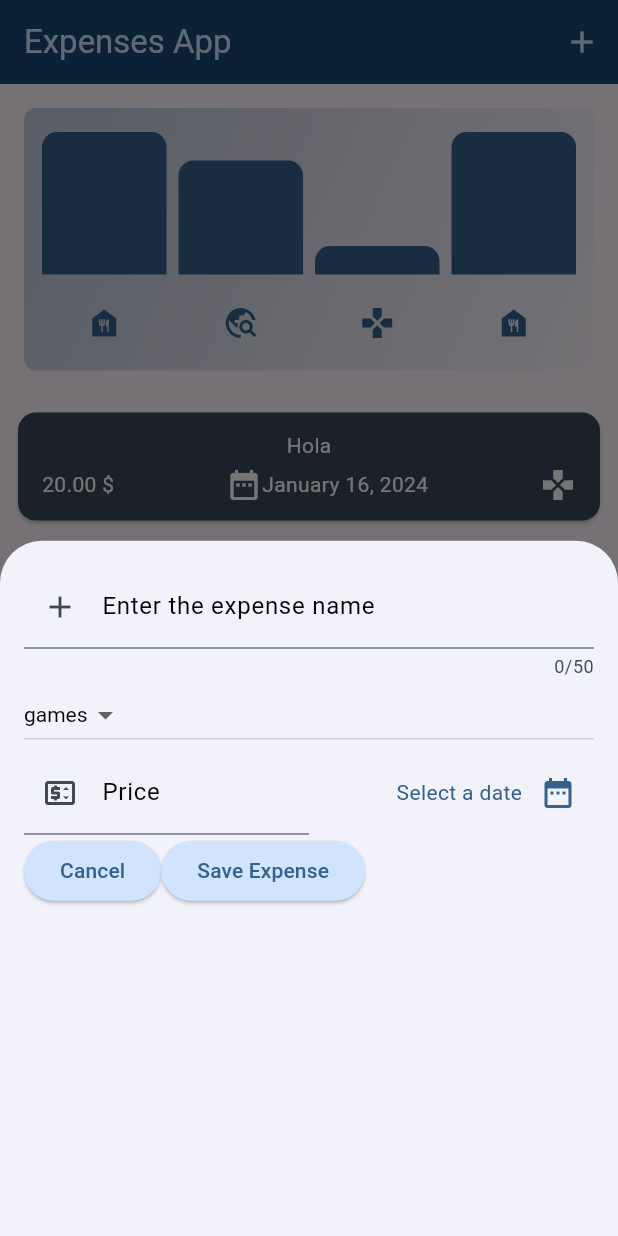
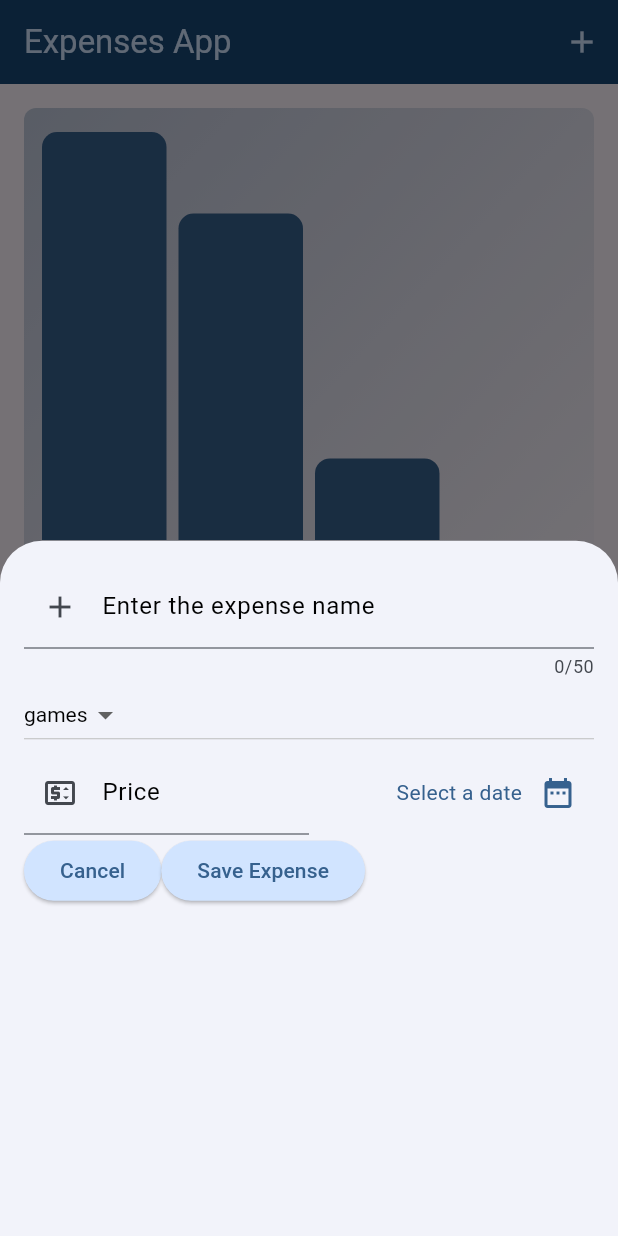
Before and after one commit to riahimedyassin/Expenses-App, a Flutter app: the screen it shows after launch, after a tap on the "add" icon, on a phone screen of 412 x 824 dp. Run offline on Flutter 3.47's test engine with Material 3 defaults, Android fonts, the phone set to English and light mode, and no system bars.

```diff
--- a/lib/add_expense.dart
+++ b/lib/add_expense.dart
@@ -32,6 +32,10 @@ class _AddExpenseState extends State<AddExpense> {
   @override
   Widget build(BuildContext context) {
     return SizedBox(
+      height: double.infinity,
+      width: double.infinity,
+      child: SingleChildScrollView(
+        child: SizedBox(
             height: 500,
             width: double.infinity,
             child: Padding(
@@ -181,6 +185,8 @@ class _AddExpenseState extends State<AddExpense> {
                   )
                 ],
               ),
-        ));
+            )),
+      ),
+    );
   }
 }
--- a/lib/chart/chart.dart
+++ b/lib/chart/chart.dart
@@ -11,7 +11,7 @@ class Chart extends StatelessWidget {
       ExpensePocket.forCategory(expenses, ExpenseCategory.food),
       ExpensePocket.forCategory(expenses, ExpenseCategory.travel),
       ExpensePocket.forCategory(expenses, ExpenseCategory.games),
-      ExpensePocket.forCategory(expenses, ExpenseCategory.food)
+      ExpensePocket.forCategory(expenses, ExpenseCategory.school)
     ];
   }
 
@@ -27,11 +27,13 @@ class Chart extends StatelessWidget {
   Widget build(BuildContext context) {
     final bool isDarkMode =
         MediaQuery.of(context).platformBrightness == Brightness.dark;
+    return LayoutBuilder(
+      builder: (context, constraints) {
         return Container(
           margin: const EdgeInsets.all(16),
           padding: const EdgeInsets.symmetric(vertical: 16, horizontal: 8),
           width: double.infinity,
-      height: 175,
+          height: constraints.maxHeight,
           decoration: BoxDecoration(
             borderRadius: BorderRadius.circular(8),
             gradient: LinearGradient(colors: [
@@ -45,17 +47,20 @@ class Chart extends StatelessWidget {
                 child: Row(
                   mainAxisAlignment: MainAxisAlignment.center,
                   crossAxisAlignment: CrossAxisAlignment.end,
-              children: [
-                for (final b in buckets)
-                  ChartBar(fill: b.totalExpenses / maxExpense)
-              ],
+                  children: buckets.isNotEmpty
+                      ? buckets
+                          .map((b) =>
+                              ChartBar(fill: b.totalExpenses / maxExpense))
+                          .toList()
+                      : [const Text("Cannot find expenses")],
                 ),
               ),
               const SizedBox(
                 height: 16,
               ),
               Row(
-            children: buckets
+                children: buckets.isNotEmpty
+                    ? buckets
                         .map(
                           (e) => Expanded(
                             child: Padding(
@@ -66,15 +71,20 @@ class Chart extends StatelessWidget {
                                 categoryIcon[e.category],
                                 color: !isDarkMode
                                     ? Theme.of(context).colorScheme.primary
-                            : Theme.of(context).colorScheme.primaryContainer,
+                                    : Theme.of(context)
+                                        .colorScheme
+                                        .primaryContainer,
                               ),
                             ),
                           ),
                         )
-                .toList(),
+                        .toList()
+                    : [],
               )
             ],
           ),
         );
+      },
+    );
   }
 }
--- a/lib/expenses.dart
+++ b/lib/expenses.dart
@@ -1,4 +1,3 @@
-
 import 'package:flutter/material.dart';
 import 'package:personal_expanses/add_expense.dart';
 import 'package:personal_expanses/chart/chart.dart';
@@ -64,6 +63,7 @@ class _ExpensesState extends State<Expenses> {
 
   @override
   Widget build(BuildContext context) {
+    final width = MediaQuery.of(context).size.width;
     return Scaffold(
       appBar: AppBar(title: const Text("Expenses App"), actions: [
         IconButton(
@@ -82,11 +82,25 @@ class _ExpensesState extends State<Expenses> {
         )
       ]),
       body: Center(
-        child: Column(
+        child: width < 600
+            ? Column(
                 mainAxisAlignment: MainAxisAlignment.center,
                 crossAxisAlignment: CrossAxisAlignment.center,
                 children: [
-            Chart(expenses: _registeredExpenses),
+                  Expanded(child: Chart(expenses: _registeredExpenses)),
+                  Expanded(
+                    child: ExpensesList(
+                      registeredExpenses: _registeredExpenses,
+                      deleteExpanse: deleteExpanse,
+                    ),
+                  )
+                ],
+              )
+            : Row(
+                mainAxisAlignment: MainAxisAlignment.center,
+                crossAxisAlignment: CrossAxisAlignment.center,
+                children: [
+                  Expanded(child: Chart(expenses: _registeredExpenses)),
                   Expanded(
                     child: ExpensesList(
                       registeredExpenses: _registeredExpenses,
--- a/lib/main.dart
+++ b/lib/main.dart
@@ -1,8 +1,13 @@
 import 'package:flutter/material.dart';
+import 'package:flutter/services.dart';
 import 'package:personal_expanses/expenses.dart';
 
 void main() {
-  runApp(const MyApp());
+  WidgetsFlutterBinding.ensureInitialized();
+  SystemChrome.setPreferredOrientations(
+      [DeviceOrientation.portraitDown, DeviceOrientation.portraitUp]).then((_) {
+    runApp(const MyApp());
+  });
 }
 
 var myColorSchema = ColorScheme.fromSeed(seedColor: Colors.blue);
```
Also changed, not shown: 1 other file. Lines whose indentation alone changed are shown as unchanged.
